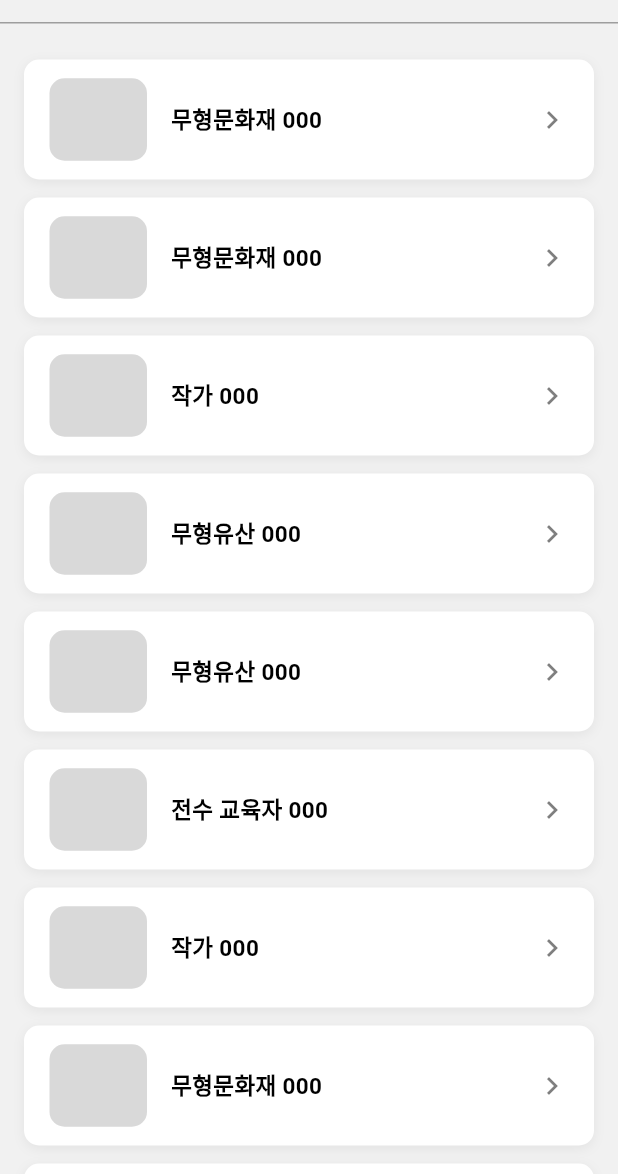
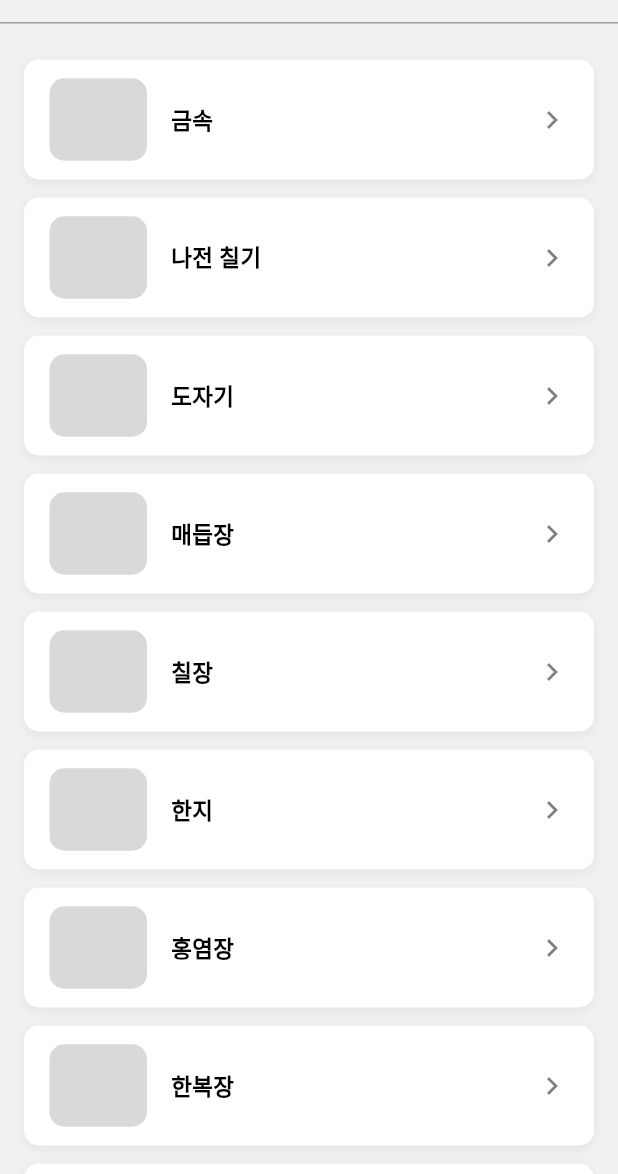
Before and after one commit to K-Hackathon-01z/eum-front, a Flutter app: the CreatorListScreen screen opened by its route, on a phone screen of 412 x 824 dp, the part 62-1236 px from its top. Run offline on Flutter 3.47's test engine with Material 3 defaults, Android fonts, the phone set to English and light mode, and no system bars; our stand-ins replace flutter_svg.

```diff
--- a/lib/screens/user/home/creator_list/creator_list_screen.dart
+++ b/lib/screens/user/home/creator_list/creator_list_screen.dart
@@ -69,21 +69,25 @@ class CreatorListScreen extends StatelessWidget {
       body: ListView(
         padding: const EdgeInsets.symmetric(horizontal: 16, vertical: 18),
         children: [
-          CreatorList(title: '무형문화재 000'),
-          CreatorList(title: '무형문화재 000'),
-          CreatorList(title: '작가 000'),
-          CreatorList(title: '무형유산 000'),
-          CreatorList(title: '무형유산 000'),
-          CreatorList(title: '전수 교육자 000'),
-          CreatorList(title: '작가 000'),
-          // 7개 반복 × 3세트
-          CreatorList(title: '무형문화재 000'),
-          CreatorList(title: '무형문화재 000'),
-          CreatorList(title: '작가 000'),
-          CreatorList(title: '무형유산 000'),
-          CreatorList(title: '무형유산 000'),
-          CreatorList(title: '전수 교육자 000'),
-          CreatorList(title: '작가 000'),
+          CreatorList(title: '금속'),
+          CreatorList(title: '나전 칠기'),
+          CreatorList(title: '도자기'),
+          CreatorList(title: '매듭장'),
+          CreatorList(title: '칠장'),
+          CreatorList(title: '한지'),
+          CreatorList(title: '홍염장'),
+          CreatorList(title: '한복장'),
+          CreatorList(title: '자수'),
+          CreatorList(title: '매듭'),
+          CreatorList(title: '전통주'),
+          CreatorList(title: '장'),
+          CreatorList(title: '다과'),
+          CreatorList(title: '판소리'),
+          CreatorList(title: '민요'),
+          CreatorList(title: '탈춤'),
+          CreatorList(title: '무용'),
+          CreatorList(title: '단청장'),
+          CreatorList(title: '소목장'),
         ],
       ),
     );
```
Also changed, not shown: lib/screens/user/home/creator_list/creator_detail_screen.dart (added, +39 -0 lines), lib/screens/user/home/skill_list/skill_detail_screen.dart (added, +39 -0 lines).
